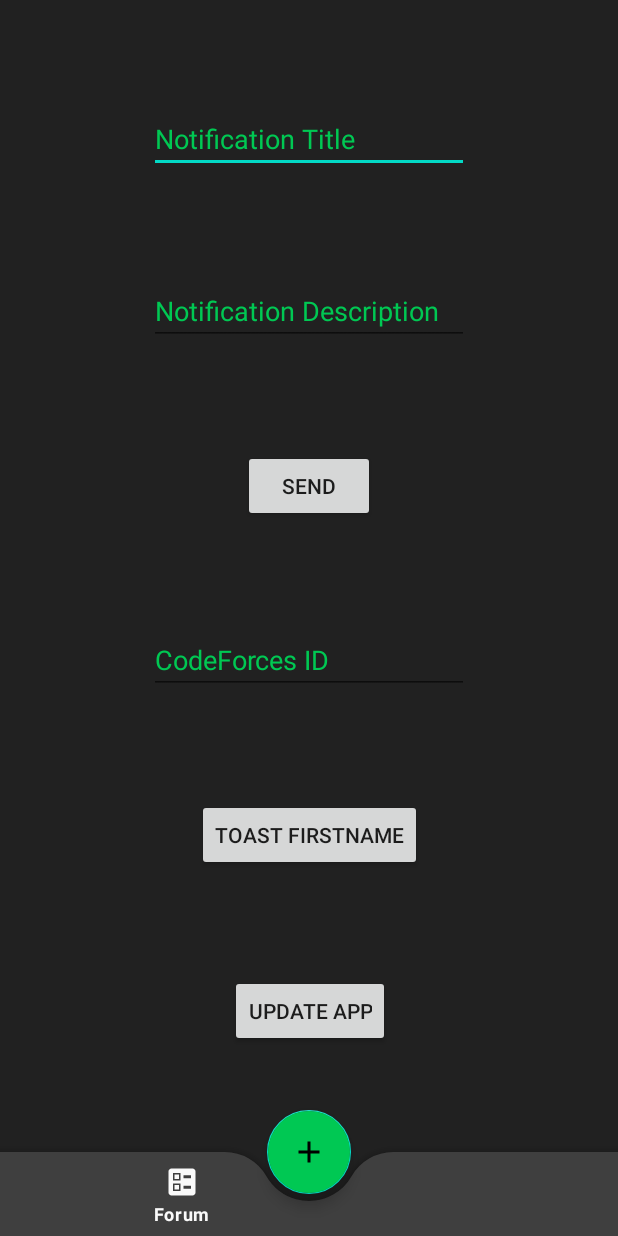
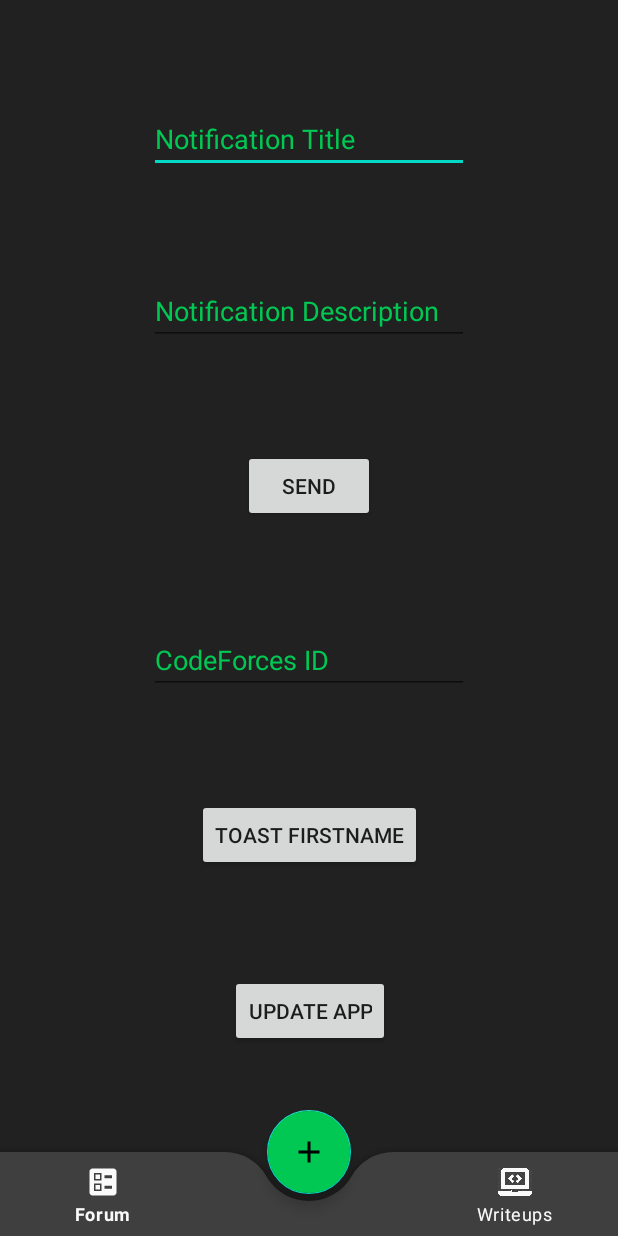
Before and after one commit to shreyasbhakta/PointBlank, an Android app: the screen it shows after launch (MainActivity), on a phone screen of 412 x 824 dp. Run offline under Robolectric (Android 15) with nearby library versions, the phone set to English and light mode, and no system bars.

Commit message:
WebView Commit

```diff
--- a/app/build.gradle
+++ b/app/build.gradle
@@ -48,6 +48,7 @@ dependencies {
     implementation 'androidx.navigation:navigation-fragment-ktx:2.3.0'
     implementation 'androidx.navigation:navigation-ui-ktx:2.3.0'
     implementation 'androidx.legacy:legacy-support-v4:1.0.0'
+    implementation 'androidx.swiperefreshlayout:swiperefreshlayout:1.1.0'
 
 
     testImplementation 'junit:junit:4.12'
--- a/app/src/main/java/com/dscepointblank/pointblank/activities/MainActivity.kt
+++ b/app/src/main/java/com/dscepointblank/pointblank/activities/MainActivity.kt
@@ -1,16 +1,23 @@
 package com.dscepointblank.pointblank.activities
 
+import android.content.Intent
 import android.os.Bundle
 import android.util.Log
+import android.view.KeyEvent
 import android.widget.Toast
+import androidx.fragment.app.Fragment
+import androidx.localbroadcastmanager.content.LocalBroadcastManager
 import com.dscepointblank.pointblank.R
 import com.dscepointblank.pointblank.fragments.HomeScreenFragment
+import com.dscepointblank.pointblank.fragments.WebViewFrag
 import com.dscepointblank.pointblank.models.UpdateModel
 import com.dscepointblank.pointblank.notifications.PushNotification
 import com.dscepointblank.pointblank.utilityClasses.DownloadController
 import com.dscepointblank.pointblank.utilityClasses.RetrofitInstance
+import com.google.android.material.bottomnavigation.BottomNavigationView
 import com.google.firebase.messaging.FirebaseMessaging
 import com.google.gson.Gson
+import kotlinx.android.synthetic.main.activity_main.*
 import kotlinx.coroutines.Dispatchers
 import kotlinx.coroutines.GlobalScope
 import kotlinx.coroutines.launch
@@ -20,13 +27,51 @@ import kotlinx.coroutines.withContext
 const val TOPIC = "/topics/MyTopic"
 
 class MainActivity : BaseActivity() {
+    private val forumWebView: Fragment = WebViewFrag.newInstance("https://forum.dsce.in/")
+    private val writeupWebView: Fragment = WebViewFrag.newInstance("https://writeups.dsce.in/")
+    private val homefrag: Fragment =HomeScreenFragment()
+    private val fm = supportFragmentManager
 
+    private var visibleWebView: Fragment = forumWebView
+
+    private val mOnNavigationItemSelectedListener = BottomNavigationView.OnNavigationItemSelectedListener { item ->
+        when (item.itemId) {
+            R.id.menuForm->{
+                fab.setImageResource(R.drawable.home)
+                fm.beginTransaction().hide(visibleWebView).show(forumWebView).commit()
+                visibleWebView = forumWebView
+                fab.setOnClickListener {
+                    fab.setImageResource(R.drawable.ic_baseline_add_24)
+                    fm.beginTransaction().hide(visibleWebView).show(homefrag).commit()
+                    visibleWebView = homefrag
+                }
+                return@OnNavigationItemSelectedListener true
+            }
+            R.id.menuWrite -> {
+                fab.setImageResource(R.drawable.home)
+                fm.beginTransaction().hide(visibleWebView).show(writeupWebView).commit()
+                visibleWebView = writeupWebView
+
+                fab.setOnClickListener {
+                    fab.setImageResource(R.drawable.ic_baseline_add_24)
+                    fm.beginTransaction().hide(visibleWebView).show(homefrag).commit()
+                    visibleWebView = homefrag
+                }
+                return@OnNavigationItemSelectedListener true
+            }
+        }
+        false
+    }
 
     lateinit var downloadController: DownloadController
 
     override fun onCreate(savedInstanceState: Bundle?) {
         super.onCreate(savedInstanceState)
         setContentView(R.layout.activity_main)
+        fm.beginTransaction().add(R.id.fragment2, writeupWebView).hide(writeupWebView).commit()
+        fm.beginTransaction().add(R.id.fragment2, forumWebView).hide(forumWebView).commit()
+
+        bottomNavigation.setOnNavigationItemSelectedListener(mOnNavigationItemSelectedListener)
 
 
 
@@ -54,6 +99,16 @@ class MainActivity : BaseActivity() {
 //
 //        update.setOnClickListener { checkForUpdates() }
 
+    }
+
+    override fun onKeyDown(keyCode: Int, event: KeyEvent?): Boolean {
+
+        return if (keyCode == KeyEvent.KEYCODE_BACK) {
+            val intent = Intent(visibleWebView.hashCode().toString())
+            LocalBroadcastManager.getInstance(this).sendBroadcast(intent)
+            true
+        } else
+            super.onKeyDown(keyCode, event)
     }
 
     override fun onRequestPermissionsResult(
--- /dev/null
+++ b/app/src/main/java/com/dscepointblank/pointblank/fragments/WebViewFrag.kt
@@ -0,0 +1,147 @@
+package com.dscepointblank.pointblank.fragments
+
+
+import android.annotation.SuppressLint
+import android.content.BroadcastReceiver
+import android.content.Context
+import android.content.Intent
+import android.content.IntentFilter
+import android.graphics.Color
+import android.net.http.SslError
+import android.os.Bundle
+import android.view.LayoutInflater
+import android.view.View
+import android.view.ViewGroup
+import android.webkit.SslErrorHandler
+import android.webkit.WebChromeClient
+import android.webkit.WebView
+import android.webkit.WebViewClient
+import android.widget.ProgressBar
+import androidx.fragment.app.Fragment
+import androidx.localbroadcastmanager.content.LocalBroadcastManager
+import androidx.swiperefreshlayout.widget.SwipeRefreshLayout
+import com.dscepointblank.pointblank.R
+import kotlinx.android.synthetic.main.fragment_webview.view.*
+
+
+private  const val LINK ="link"
+
+class WebViewFrag : Fragment() {
+    private lateinit var pageUrl : String
+    private lateinit var webView : WebView
+    private lateinit var progressBar: ProgressBar
+    private lateinit var swipeRefreshLayout :SwipeRefreshLayout
+
+
+    override fun onCreate(savedInstanceState: Bundle?) {
+        super.onCreate(savedInstanceState)
+
+        arguments?.let {
+            pageUrl = it.getString(LINK).toString()
+        }
+    }
+
+    override fun onCreateView(
+        inflater: LayoutInflater,
+        container: ViewGroup?,
+        savedInstanceState: Bundle?
+    ): View? {
+        return inflater.inflate(R.layout.fragment_webview, container, false)
+    }
+
+    override fun onViewCreated(view: View, savedInstanceState: Bundle?) {
+
+        view.isFocusableInTouchMode = true
+        view.requestFocus()
+
+        webView = view.fragwebView
+        progressBar = view.fragprogressBar
+        swipeRefreshLayout = view.fragswipe
+        swipeRefreshLayout.setColorSchemeColors(Color.BLUE, Color.RED, Color.GREEN)
+        swipeRefreshLayout.setOnRefreshListener { webView.reload() }
+
+
+        setWebClient()
+        initWebView()
+        loadUrl(pageUrl)
+
+
+
+        val onBackPressed  = object :BroadcastReceiver()
+        {
+            override fun onReceive(context: Context?, intent: Intent?) {
+                if(webView.canGoBack())
+                    webView.goBack()
+                else if(activity!=null)
+                    requireActivity().onBackPressed()
+            }
+
+        }
+
+        LocalBroadcastManager.getInstance(requireContext()).registerReceiver(onBackPressed,
+            IntentFilter(this.hashCode().toString()))
+    }
+
+
+    private fun setWebClient() {
+        webView.webChromeClient = object : WebChromeClient() {
+            override fun onProgressChanged(
+                view: WebView,
+                newProgress: Int
+            ) {
+                super.onProgressChanged(view, newProgress)
+                progressBar.progress = newProgress
+                if (newProgress < 100 && progressBar.visibility == ProgressBar.GONE) {
+                    progressBar.visibility = ProgressBar.VISIBLE
+                }
+
+                if (newProgress == 100) {
+                    progressBar.visibility = ProgressBar.GONE
+                    swipeRefreshLayout.isRefreshing=false
+                }
+            }
+        }
+    }
+
+    @SuppressLint("SetJavaScriptEnabled")
+    private fun initWebView() {
+        webView.settings.javaScriptEnabled = true
+        webView.settings.loadWithOverviewMode = true
+        webView.settings.useWideViewPort = true
+        webView.settings.domStorageEnabled = true
+
+        webView.settings.setAppCacheEnabled(true)
+        webView.settings.databaseEnabled = true
+
+        webView.settings.setAppCachePath(requireContext().applicationContext.filesDir.absolutePath+"/cache")
+
+        webView.webViewClient = object : WebViewClient() {
+            override
+            fun onReceivedSslError(view: WebView?, handler: SslErrorHandler?, error: SslError?) {
+                handler?.proceed()
+            }
+        }
+
+        webView.run {
+            webView.viewTreeObserver.addOnScrollChangedListener {
+                swipeRefreshLayout.isEnabled = webView.scrollY == 0
+            }
+        }
+    }
+
+    private fun loadUrl(pageUrl: String) {
+        webView.loadUrl(pageUrl)
+    }
+
+
+    companion object {
+        @JvmStatic
+        fun newInstance(url : String) =
+            WebViewFrag().apply {
+                arguments = Bundle().apply {
+                    putString(LINK, url)
+                }
+            }
+    }
+
+}
--- a/app/src/main/res/menu/bottom_sheet_menu.xml
+++ b/app/src/main/res/menu/bottom_sheet_menu.xml
@@ -6,5 +6,13 @@
         android:title="Forum"
         android:icon="@drawable/ic_baseline_ballot_24"
         app:showAsAction="always"/>
+
+
     <item android:title=" " android:enabled="false" />
+
+
+    <item android:id="@+id/menuWrite"
+        android:title="Writeups"
+        android:icon="@drawable/wups"
+        app:showAsAction="always"/>
 </menu>
```
Also changed, not shown: app/src/main/res/layout/fragment_webview.xml (added, +39 -0 lines), app/src/main/res/drawable/home.png (added), app/src/main/res/drawable/wups.png (added).
